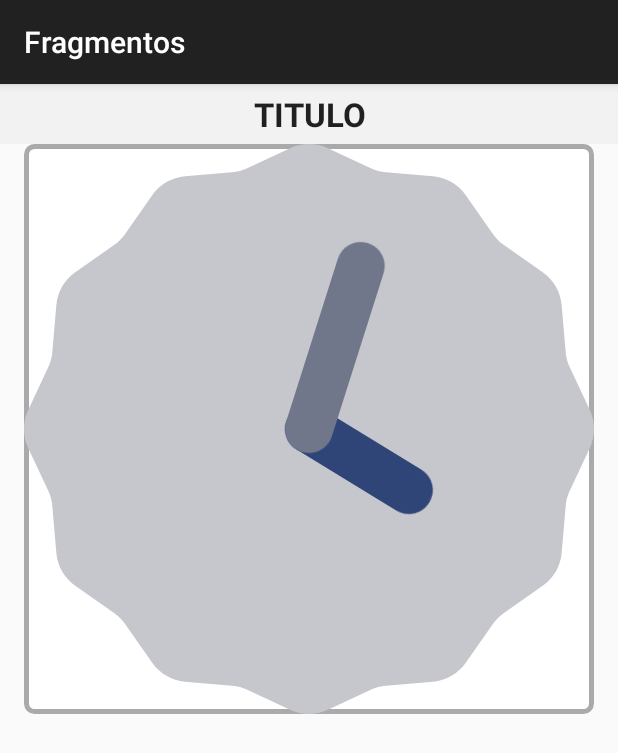
After one commit to Imai-Solutions/CursoOLS6, an Android app: the fragment FragmentoPruebaCicloVida shown on its own in the app's theme, on a phone screen of 412 x 824 dp. The commit adds this screen. Shown: the top 753 px of the screen. Run offline under Robolectric (Android 15) with nearby library versions, the phone set to English and light mode, and no system bars.

Commit message:
Genial- Carga dinámica fragmentos

```diff
--- a/P1_Fragmentos/Fragmentos/build.gradle
+++ b/P1_Fragmentos/Fragmentos/build.gradle
@@ -13,12 +13,12 @@ repositories {
 }
 
 android {
-    compileSdkVersion 17
-    buildToolsVersion "18.1.1"
+    compileSdkVersion 18
+    buildToolsVersion "19.0.0"
 
     defaultConfig {
         minSdkVersion 11
-        targetSdkVersion 17
+        targetSdkVersion 19
     }
 }
 
--- /dev/null
+++ b/P1_Fragmentos/Fragmentos/src/main/java/com/imaisolutions/fragmentos/FragmentoPruebaCicloVida.java
@@ -0,0 +1,21 @@
+package com.imaisolutions.fragmentos;
+
+import android.app.Fragment;
+import android.os.Bundle;
+import android.view.LayoutInflater;
+import android.view.View;
+import android.view.ViewGroup;
+
+/**
+ * Created by jesus_000 on 6/11/13.
+ */
+public class FragmentoPruebaCicloVida extends Fragment {
+
+    @Override
+    public View onCreateView(LayoutInflater inflater, ViewGroup container, Bundle savedInstanceState) {
+        View v=inflater.inflate(R.layout.fragmentopruebaciclovida, container, false);
+        return v;
+    }
+
+
+ }
--- a/P1_Fragmentos/Fragmentos/src/main/java/com/imaisolutions/fragmentos/MiFragmento.java
+++ b/P1_Fragmentos/Fragmentos/src/main/java/com/imaisolutions/fragmentos/MiFragmento.java
@@ -18,6 +18,7 @@ import java.util.GregorianCalendar;
 public class MiFragmento extends Fragment  {
     Button btn;
     TextView lblMensaje;
+
     @Override
     public View onCreateView(LayoutInflater inflater, ViewGroup container, Bundle savedInstanceState) {
         View v=inflater.inflate(R.layout.mifragmento, container, false);
--- a/P1_Fragmentos/Fragmentos/src/main/java/com/imaisolutions/fragmentos/MainActivity.java
+++ b/P1_Fragmentos/Fragmentos/src/main/java/com/imaisolutions/fragmentos/main/MainActivity.java
@@ -1,4 +1,4 @@
-package com.imaisolutions.fragmentos;
+package com.imaisolutions.fragmentos.main;
 
 import android.support.v7.app.ActionBarActivity;
 import android.support.v7.app.ActionBar;
@@ -10,6 +10,8 @@ import android.view.MenuItem;
 import android.view.View;
 import android.view.ViewGroup;
 import android.os.Build;
+
+import com.imaisolutions.fragmentos.R;
 
 /* PRACTICAS DEL CURSO [OLS6] DESARROLLO DE APLICAICONES MÓVILES AVANZADO EN ANDROID
    AUTOR: Imai Solutions - Advanced Research Systems S.L.
--- /dev/null
+++ b/P1_Fragmentos/Fragmentos/src/main/res/drawable/borde.xml
@@ -0,0 +1,11 @@
+<?xml version="1.0" encoding="utf-8"?>
+<shape
+    xmlns:android="http://schemas.android.com/apk/res/android"
+    android:shape="rectangle">
+
+    <corners android:radius="5dip" />
+    <solid android:color="@android:color/white" />
+    <stroke
+        android:width="3dip"
+        android:color="@android:color/darker_gray" />
+</shape>
--- /dev/null
+++ b/P1_Fragmentos/Fragmentos/src/main/res/layout/fragmentopruebaciclovida.xml
@@ -0,0 +1,25 @@
+<?xml version="1.0" encoding="utf-8"?>
+
+<LinearLayout xmlns:android="http://schemas.android.com/apk/res/android"
+    android:orientation="vertical" android:layout_width="match_parent"
+    android:layout_height="match_parent">
+
+    <TextView
+        android:layout_width="match_parent"
+        android:layout_height="wrap_content"
+        android:textAppearance="?android:attr/textAppearanceLarge"
+        android:text="@string/titulofragmento"
+        android:background="@color/fondotitulo"
+        android:textStyle="bold"
+        android:gravity="center"
+        android:padding="5dp"
+        android:id="@+id/textView" />
+
+    <AnalogClock
+        android:layout_width="wrap_content"
+        android:layout_height="wrap_content"
+        android:id="@+id/analogClock"
+        android:layout_gravity="center_horizontal"
+        android:background="@drawable/borde"
+    />
+</LinearLayout>
--- a/P1_Fragmentos/Fragmentos/src/main/res/menu/main.xml
+++ b/P1_Fragmentos/Fragmentos/src/main/res/menu/main.xml
@@ -4,5 +4,6 @@
     <item android:id="@+id/action_settings"
         android:title="@string/action_settings"
         android:orderInCategory="100"
-        app:showAsAction="never" />
+        android:icon="@android:drawable/ic_input_add"
+        app:showAsAction="always"/>
 </menu>
--- /dev/null
+++ b/P1_Fragmentos/Fragmentos/src/main/res/values/colors.xml
@@ -0,0 +1,4 @@
+<?xml version="1.0" encoding="utf-8"?>
+<resources>
+    <color name="fondotitulo">#F2F2F2</color>
+</resources>
--- a/P1_Fragmentos/Fragmentos/src/main/res/values/strings.xml
+++ b/P1_Fragmentos/Fragmentos/src/main/res/values/strings.xml
@@ -3,7 +3,11 @@
 
     <string name="app_name">Fragmentos</string>
     <string name="mensaje_fragmento">[FRAGMENTO] Evento Click - Botón</string>
+    <string name="titulofragmento">TITULO</string>
     <string name="hello_world">Hello world!</string>
     <string name="action_settings">Settings</string>
+    <string name="titulo_acdf">Cargador Fragmentos</string>
+    <string name="action_anadir">Añadir Fragmento</string>
+    <string name="action_quitar">Quitar Último</string>
 
 </resources>
```
Also changed, not shown: P1_Fragmentos/Fragmentos/src/main/AndroidManifest.xml (+6 -1 lines), P1_Fragmentos/Fragmentos/src/main/res/layout/activity_cdf.xml (added, +20 -0 lines), P1_Fragmentos/Fragmentos/src/main/res/menu/menucdf.xml (added, +16 -0 lines), 2 other files.
